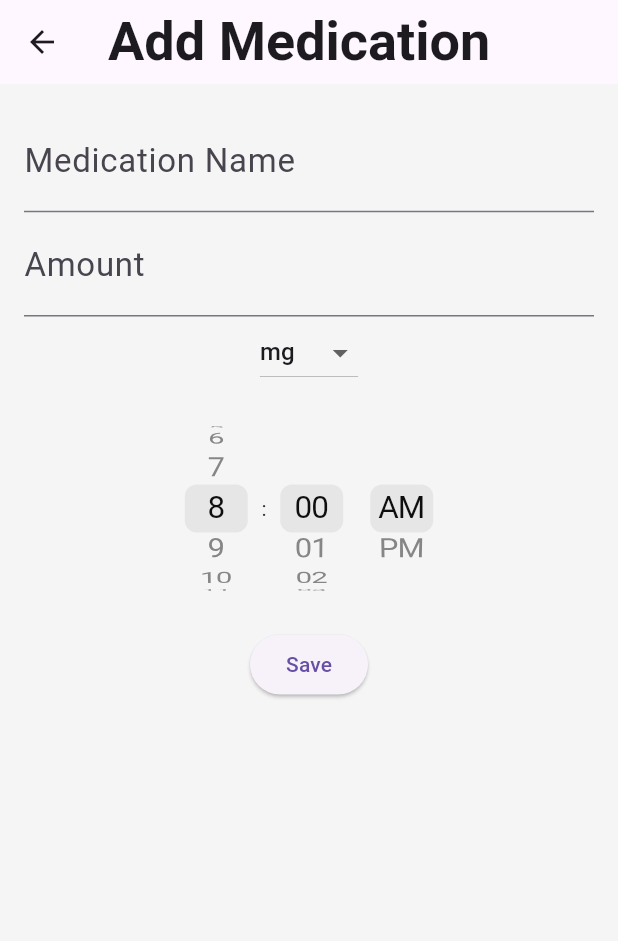
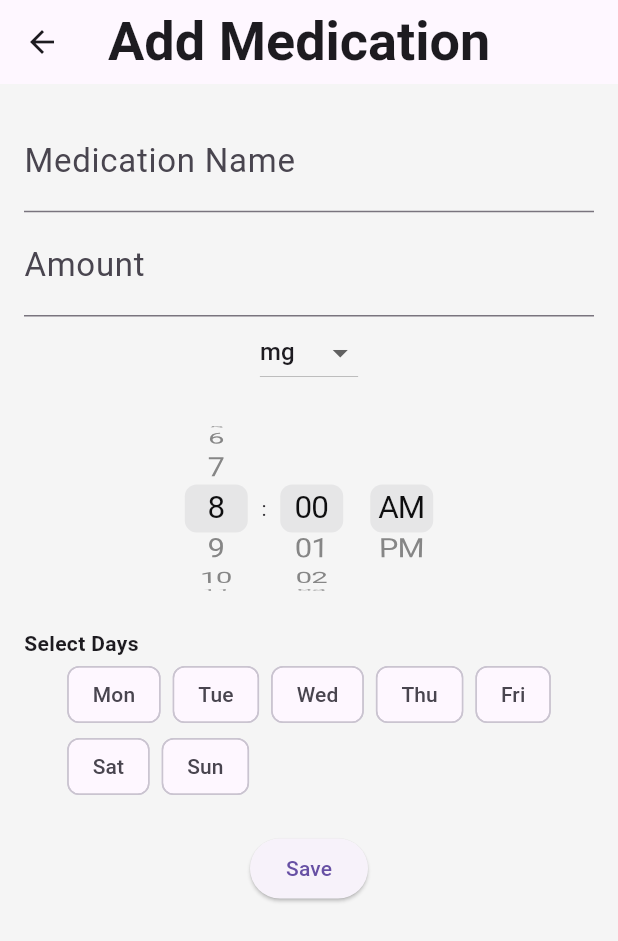
Before and after one commit to amalrajn/med_scheduler, a Flutter app: the AddMedicationPage screen opened directly with empty values, on a phone screen of 412 x 824 dp. Shown: the top 941 px of the screen. Run offline on Flutter 3.47's test engine with Material 3 defaults, Android fonts, the light colour scheme and no system bars.

Commit message:
added days of the week

```diff
--- a/ui/lib/pages/add_medication_page.dart
+++ b/ui/lib/pages/add_medication_page.dart
@@ -23,6 +23,7 @@ class _AddMedicationPageState extends State<AddMedicationPage> {
   String selectedUnit = 'mg';
   List<String> units = ['mg', 'ml', 'pills', 'drops'];
   List<String> selectedDays = [];
+  List<String> weekdays = ['Mon', 'Tue', 'Wed', 'Thu', 'Fri', 'Sat', 'Sun'];
 
   int selectedHour = 8;
   int selectedMinute = 0;
@@ -153,6 +154,30 @@ class _AddMedicationPageState extends State<AddMedicationPage> {
               ],
             ),
             const SizedBox(height: 20),
+            Align(
+              alignment: Alignment.centerLeft,
+              child: Text('Select Days', style: TextStyle(fontWeight: FontWeight.bold)),
+            ),
+            Wrap(
+              spacing: 8.0,
+              children: weekdays.map((day) {
+                final isSelected = selectedDays.contains(day);
+                return ChoiceChip(
+                  label: Text(day),
+                  selected: isSelected,
+                  onSelected: (selected) {
+                    setState(() {
+                      if (selected) {
+                        selectedDays.add(day);
+                      } else {
+                        selectedDays.remove(day);
+                      }
+                    });
+                  },
+                );
+              }).toList(),
+            ),
+            const SizedBox(height: 20),
             ElevatedButton(
               onPressed: _saveMedication,
               child: const Text('Save'),
--- a/ui/lib/pages/medication_home_page.dart
+++ b/ui/lib/pages/medication_home_page.dart
@@ -74,6 +74,7 @@ class _MedicationHomePageState extends State<MedicationHomePage> {
                   margin: const EdgeInsets.all(8),
                   child: ListTile(
                   title: Text('${med.name} - ${med.amount} ${med.unit} at ${med.time}'),
+                  subtitle: Text('Days: ${med.days.join(", ")}'),
                   trailing: widget.isCaregiverView
                       ? IconButton(
                           icon: const Icon(Icons.edit),
```
Lines whose indentation alone changed are shown as unchanged.
